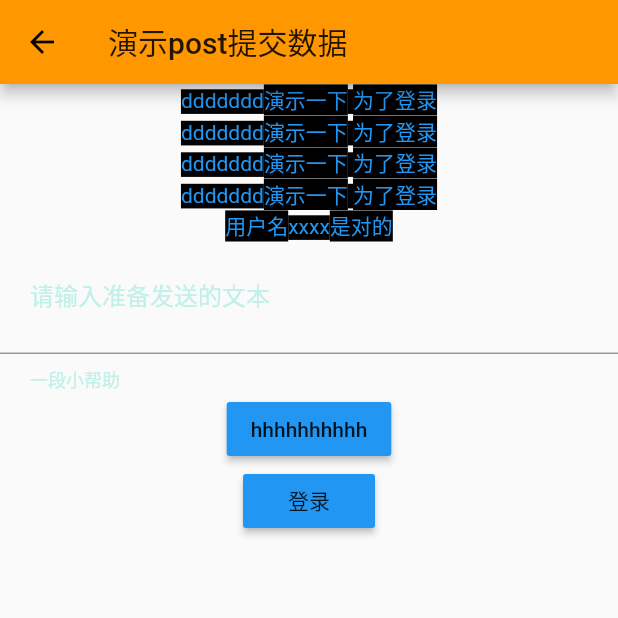
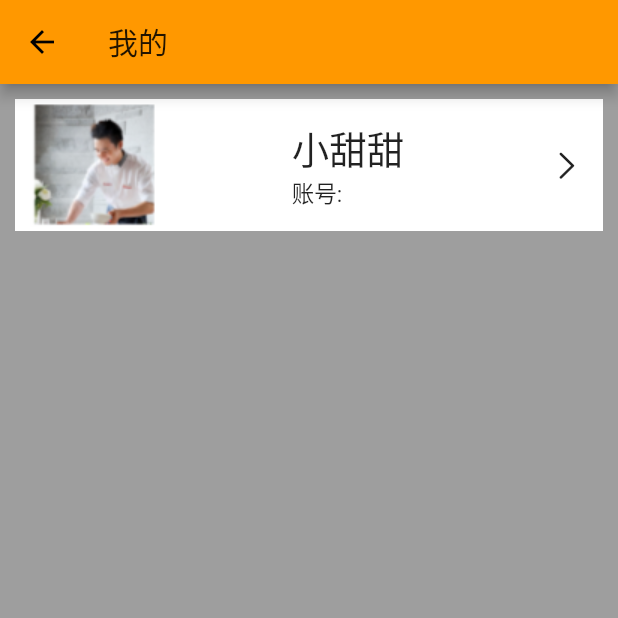
Before and after one commit to qingshanyuluo/laotao, a Flutter app: the PersonalPage screen opened directly, on a phone screen of 412 x 824 dp, the top half of it. Run offline on Flutter 3.47's test engine with Material 2 defaults, Android fonts, the phone set to English and light mode, and no system bars; our stand-ins replace dio, flutter_swiper, fluttertoast, image_picker, shared_preferences, smooth_star_rating; missing offline and left inert: provide; accounts and stored records are empty; Roboto replaces fonts that are missing (Montserrat); statements that could not run were skipped.

Commit message:
个人中心

```diff
--- a/lib/page/main/personal.dart
+++ b/lib/page/main/personal.dart
@@ -1,4 +1,4 @@
-import 'package:dio/dio.dart';
+import 'package:flutter/cupertino.dart';
 import 'package:flutter/material.dart';
 import 'package:lao_tao/main.dart';
 import 'package:lao_tao/page/login_and_register.dart';
@@ -11,86 +11,63 @@ class PersonalPage extends StatefulWidget {
 
 class _PersonalPageState extends State<PersonalPage> {
   TextEditingController typeController = TextEditingController();
-  String buttonText = "hhhhhhhhhh";
+  String usename = "尚未登录";
   @override
   Widget build(BuildContext context) {
     // print(getShareDate("key"));
-    getShareDate("key").then((val){
+    getShareDate("username").then((val){
       print(val);
+      setState(() {
+        usename = val;
+      });
     });
     return Container(
       child: Scaffold(
         appBar: AppBar(
-          title: Text("演示post提交数据"),
+          title: Text("我的"),
         ),
         body: Container(
+          color: Colors.grey,
           child: Center(
             child: Column(
               children: <Widget>[
-                Text('ddddddd演示一下 为了登录', style: TextStyle(backgroundColor: Colors.black, color: Colors.blue)),
-                Text('ddddddd演示一下 为了登录', style: TextStyle(backgroundColor: Colors.black, color: Colors.blue)),
-                Text('ddddddd演示一下 为了登录', style: TextStyle(backgroundColor: Colors.black, color: Colors.blue)),
-                Text('ddddddd演示一下 为了登录', style: TextStyle(backgroundColor: Colors.black, color: Colors.blue)),
-                Text('用户名xxxx是对的', style: TextStyle(backgroundColor: Colors.black, color: Colors.blue)),
-                TextField(
-                  controller: typeController,
-                  decoration: InputDecoration(
-                    contentPadding: EdgeInsets.all(20.0),
-                    labelText: '请输入准备发送的文本',
-                    helperText: '一段小帮助'
-                  ),
-                  autofocus: false,
-                ),
-                RaisedButton(
-                  onPressed: _choiceAction,
-                  color: Colors.blue,
-                  child: Text(buttonText),
-                ),
-                RaisedButton(
-                  onPressed: (){
-                    Navigator.push(context, MaterialPageRoute(
-                      builder: (context){
-                        return LandRPage();
-                      }
-                    ));
-                  },
-                  color: Colors.blue,
-                  child: Text('登录'),
+                Container(
+                  margin: EdgeInsets.all(10),
+                  color: Colors.white,
+                  child: Row(
+                    mainAxisAlignment: MainAxisAlignment.spaceBetween,
+                    children: <Widget>[
+                    Container(child: Image.asset("img/tou.png"),padding: EdgeInsets.fromLTRB(10, 3, 3, 3),),
+                    Container(child: Container(
+                      // padding: EdgeInsets.fromLTRB(10, 0, 0, 0),
+                      child: Column(
+                        crossAxisAlignment: CrossAxisAlignment.start,
+                        children: <Widget>[
+                          Text("小甜甜", style: TextStyle(fontSize: 25),),
+                          Text("账号: " + usename, style: TextStyle(fontSize: 15),)
+                        ],
+                      ),
+                    ),),
+                    IconButton(
+                      icon: Icon(CupertinoIcons.right_chevron),
+                      onPressed: login,
+                    )
+
+                  ],),
                 )
-              ]
-             ),
-           ),
+              ],
+            ),
+          ),
          ),
        ),
     );
   }
 
-    void _choiceAction(){
-    print("jjjjjjjjjjjjjjjjjjjjjj");
-    if (typeController.text.toString() == '') {
-      showDialog(
-        context: context,
-        builder: (context) => AlertDialog(title: Text('空'),)
-      );
-    } else {
-      getHttp(typeController.text.toString()).then((val){
-        setState(() {
-          print(val);
-          buttonText = val.toString();
-        });
-      });
-    }
-  }
-
-  Future getHttp(String typedText) async{
-    try {
-      Response response;
-      var data = {'username': typeController.text.toString(), 'password': 'xxxxqq'};
-      response = await Dio().post("http://10.0.2.2:8080/test",queryParameters: data);
-      print(response);
-      return response.data;
-    } catch (e) {
-      print(e);
-    }
+  void login(){
+    Navigator.push(context, MaterialPageRoute(
+      builder: (context){
+        return LandRPage();
+      }
+    ));
   }
 }
--- a/pubspec.yaml
+++ b/pubspec.yaml
@@ -59,6 +59,7 @@ flutter:
   assets:
    - img/lunbo.jpg
    - img/dian.jpg
+   - img/tou.png
 
   # An image asset can refer to one or more resolution-specific "variants", see
   # https://flutter.dev/assets-and-images/#resolution-aware.
```
Also changed, not shown: img/tou.png (added).
